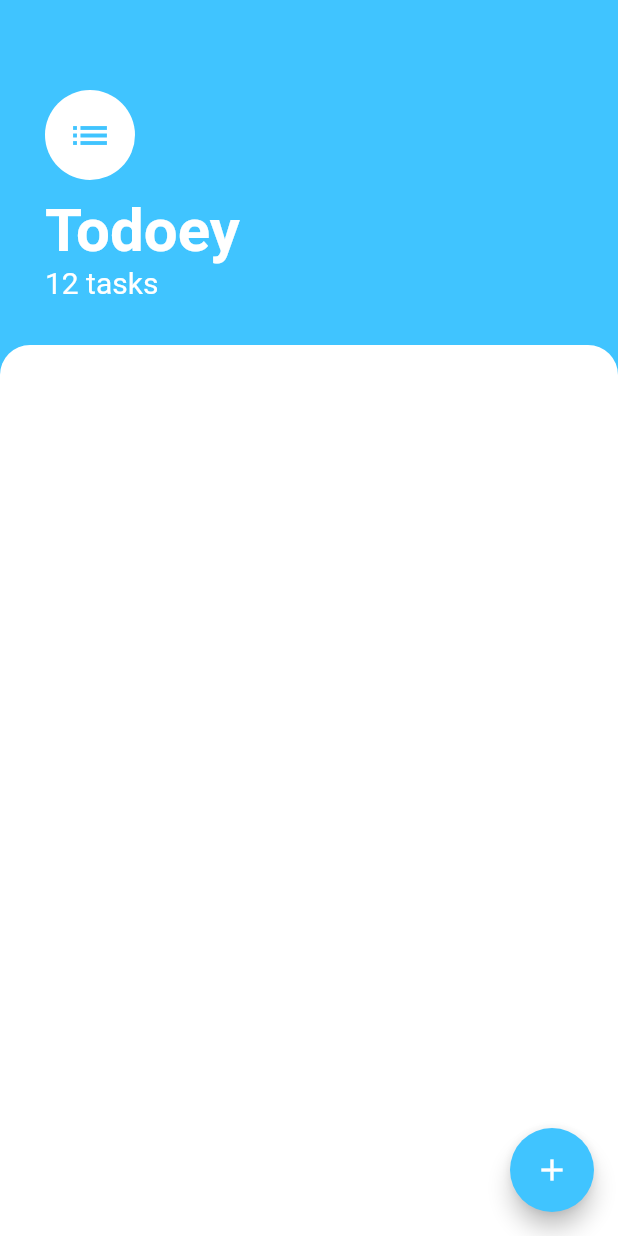
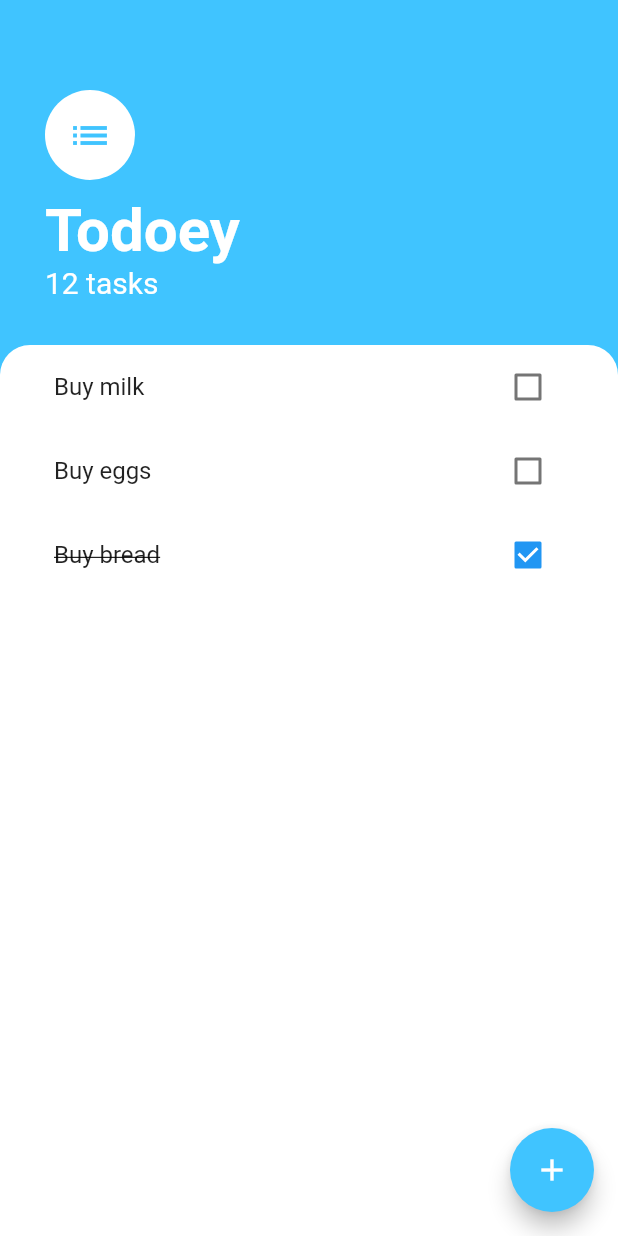
Before and after one commit to WiseFox-Tr/todoey---flutter_training----, a Flutter app: the screen it shows after launch, on a phone screen of 412 x 824 dp. Run offline on Flutter 3.47's test engine with Material 2 defaults, Android fonts, the phone set to English and light mode, and no system bars.

Commit message:
add a ListView with 3 hardcoded tasks + add padding to align them with app name & tasks's app counter

```diff
--- a/lib/ui/screens/tasks_screen.dart
+++ b/lib/ui/screens/tasks_screen.dart
@@ -1,4 +1,5 @@
 import 'package:flutter/material.dart';
+import 'package:todoey_app/ui/widgets/TaskTile.dart';
 
 class TasksScreen extends StatelessWidget {
   @override
@@ -43,12 +44,20 @@ class TasksScreen extends StatelessWidget {
           ),
           Expanded(
             child: Container(
+              padding: EdgeInsets.symmetric(horizontal: 20.0),
               decoration: BoxDecoration(
                 color: Colors.white,
                 borderRadius: BorderRadius.only(
                   topLeft: Radius.circular(20.0),
                   topRight: Radius.circular(20.0),
                 ),
+              ),
+              child: ListView(
+                children: [
+                  TaskTile(taskName: 'Buy milk', isChecked: false,),
+                  TaskTile(taskName: 'Buy eggs', isChecked: false,),
+                  TaskTile(taskName: 'Buy bread', isChecked: true),
+                ],
               ),
             ),
           ),
```
